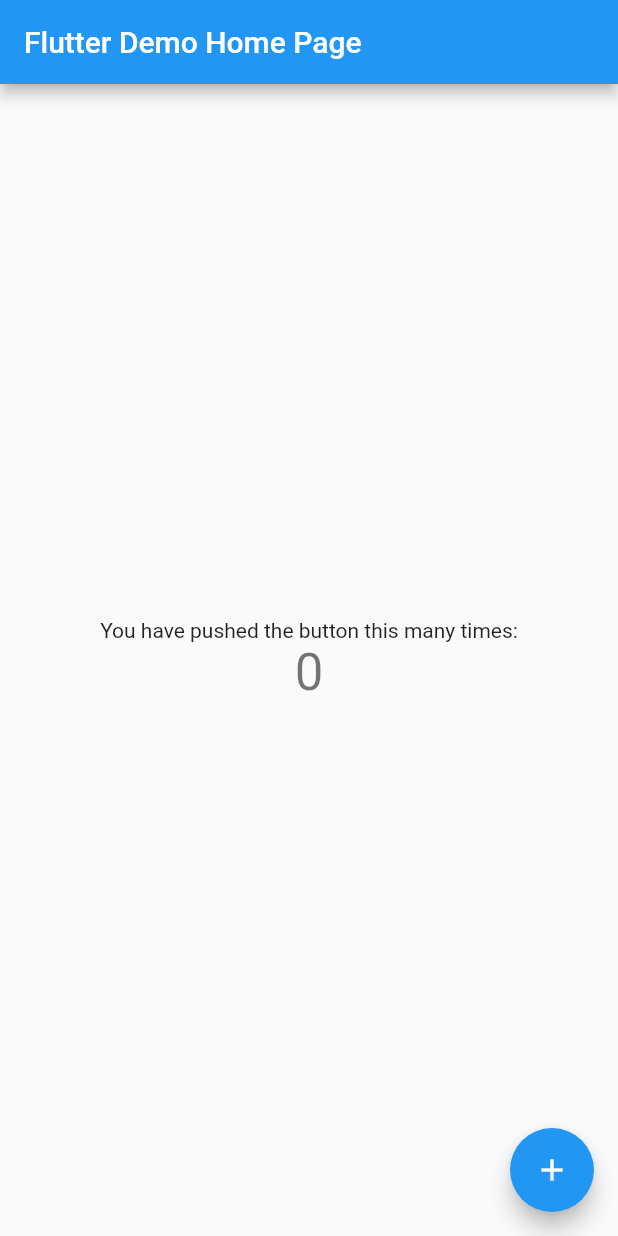
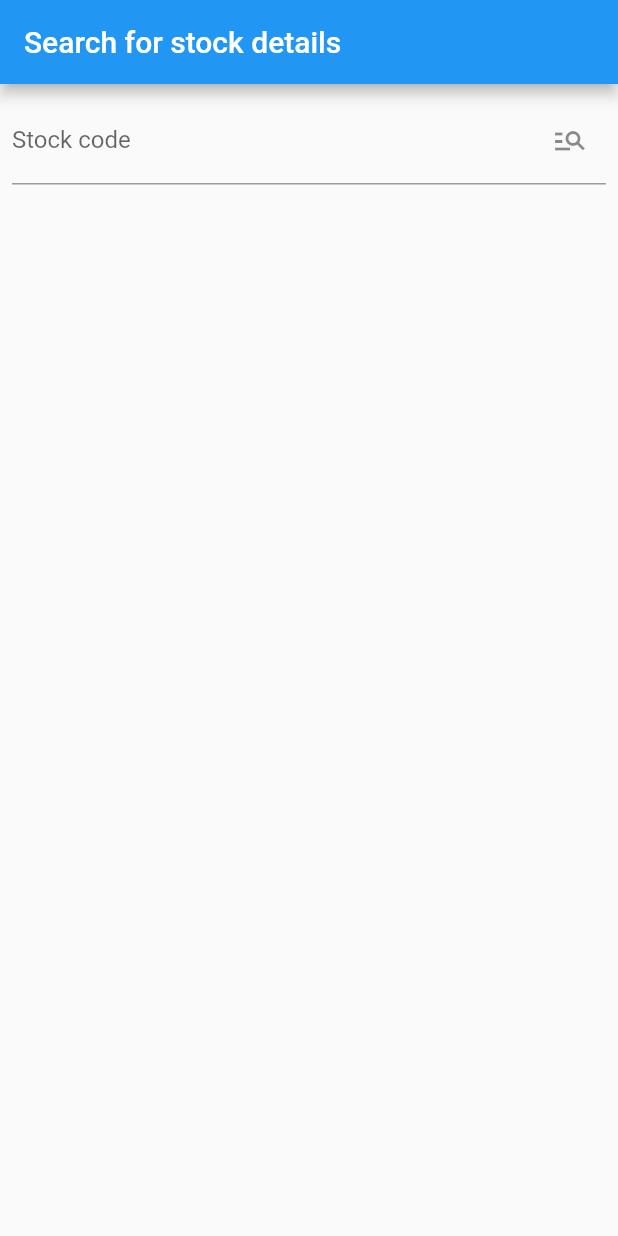
Before and after one commit to m4rc0s/stock_analysis_app, a Flutter app: the screen it shows after launch, on a phone screen of 412 x 824 dp. Run offline on Flutter 3.47's test engine with Material 2 defaults, Android fonts, the phone set to English and light mode, and no system bars; our stand-ins replace flutter_riverpod, freezed_annotation; missing offline and left inert: jsonrpc2.

Commit message:
feat: search stock by code
Main screen with input allowing user to seach stock short name by code

```diff
--- a/lib/main.dart
+++ b/lib/main.dart
@@ -1,6 +1,7 @@
 import 'package:flutter/material.dart';
 import 'package:flutter_riverpod/flutter_riverpod.dart';
 import 'package:stock_analysis_app/service/quote_stock_by_code.dart';
+import 'package:stock_analysis_app/service/quote_stock_by_code_provider.dart';
 
 void main() {
   runApp(const ProviderScope(child: MyApp()));
@@ -8,111 +9,84 @@
 
 class MyApp extends StatelessWidget {
   const MyApp({Key? key}) : super(key: key);
-
-  // This widget is the root of your application.
   @override
   Widget build(BuildContext context) {
     return MaterialApp(
-      title: 'Flutter Demo',
+      title: 'Stock Analysis',
       theme: ThemeData(
-        // This is the theme of your application.
-        //
-        // Try running your application with "flutter run". You'll see the
-        // application has a blue toolbar. Then, without quitting the app, try
-        // changing the primarySwatch below to Colors.green and then invoke
-        // "hot reload" (press "r" in the console where you ran "flutter run",
-        // or simply save your changes to "hot reload" in a Flutter IDE).
-        // Notice that the counter didn't reset back to zero; the application
-        // is not restarted.
         primarySwatch: Colors.blue,
       ),
-      home: const MyHomePage(title: 'Flutter Demo Home Page'),
+      home: MyHomePage(title: 'Search for stock details'),
     );
   }
 }
 
-class MyHomePage extends StatefulWidget {
-  const MyHomePage({Key? key, required this.title}) : super(key: key);
+final stockCodeProvider = StateProvider((ref) => "");
 
-  // This widget is the home page of your application. It is stateful, meaning
-  // that it has a State object (defined below) that contains fields that affect
-  // how it looks.
-
-  // This class is the configuration for the state. It holds the values (in this
-  // case the title) provided by the parent (in this case the App widget) and
-  // used by the build method of the State. Fields in a Widget subclass are
-  // always marked "final".
+class MyHomePage extends ConsumerWidget {
+  MyHomePage({Key? key, required this.title}) : super(key: key);
 
   final String title;
 
-  @override
-  State<MyHomePage> createState() => _MyHomePageState();
-}
-
-class _MyHomePageState extends State<MyHomePage> {
-  int _counter = 0;
-
-  void _incrementCounter() {
-    setState(() async {
-      // This call to setState tells the Flutter framework that something has
-      // changed in this State, which causes it to rerun the build method below
-      // so that the display can reflect the updated values. If we changed
-      // _counter without calling setState(), then the build method would not be
-      // called again, and so nothing would appear to happen.
-      var res = await QuoteStockByCode().execute("PETR4");
-      _counter++;
-    });
-  }
+  final _formKey = GlobalKey<FormFieldState>();
 
   @override
-  Widget build(BuildContext context) {
-    // This method is rerun every time setState is called, for instance as done
-    // by the _incrementCounter method above.
-    //
-    // The Flutter framework has been optimized to make rerunning build methods
-    // fast, so that you can just rebuild anything that needs updating rather
-    // than having to individually change instances of widgets.
+  Widget build(BuildContext context, WidgetRef ref) {
     return Scaffold(
       appBar: AppBar(
-        // Here we take the value from the MyHomePage object that was created by
-        // the App.build method, and use it to set our appbar title.
-        title: Text(widget.title),
+        title: Text(title),
       ),
-      body: Center(
-        // Center is a layout widget. It takes a single child and positions it
-        // in the middle of the parent.
-        child: Column(
-          // Column is also a layout widget. It takes a list of children and
-          // arranges them vertically. By default, it sizes itself to fit its
-          // children horizontally, and tries to be as tall as its parent.
-          //
-          // Invoke "debug painting" (press "p" in the console, choose the
-          // "Toggle Debug Paint" action from the Flutter Inspector in Android
-          // Studio, or the "Toggle Debug Paint" command in Visual Studio Code)
-          // to see the wireframe for each widget.
-          //
-          // Column has various properties to control how it sizes itself and
-          // how it positions its children. Here we use mainAxisAlignment to
-          // center the children vertically; the main axis here is the vertical
-          // axis because Columns are vertical (the cross axis would be
-          // horizontal).
-          mainAxisAlignment: MainAxisAlignment.center,
-          children: <Widget>[
-            const Text(
-              'You have pushed the button this many times:',
-            ),
-            Text(
-              '$_counter',
+      body: Column(
+        mainAxisAlignment: MainAxisAlignment.start,
+        children: <Widget>[
+          Padding(
+            padding: const EdgeInsets.all(8),
+            child: Column(
+                mainAxisAlignment: MainAxisAlignment.start,
+                children: <Widget>[
+                  Consumer(builder: (context, ref, _) {
+                    return TextFormField(
+                        key: _formKey,
+                        decoration: InputDecoration(
+                          suffixIcon: IconButton(
+                            icon: const Icon(Icons.manage_search),
+                            // ignore: avoid_print
+                            onPressed: () async {
+                              final code =
+                                  ref.watch(stockCodeProvider.state).state;
+                              final res =
+                                  await QuoteStockByCode().execute(code);
+                              ref
+                                  .read(stockQuoteDetailsProvider.notifier)
+                                  .setDetail(res);
+                            },
+                          ),
+                          hintText:
+                              'Type stock code like PETR4, WEGE4, MGLU3...',
+                          labelText: 'Stock code',
+                        ),
+                        onChanged: (value) {
+                          if (_formKey.currentState!.validate()) {
+                            ref.read(stockCodeProvider.state).state = value;
+                          }
+                        },
+                        validator: (text) {
+                          return text == null || text.isEmpty || text.length < 5
+                              ? 'Ivalid stock code.'
+                              : null;
+                        });
+                  })
+                ]),
+          ),
+          Consumer(builder: (context, ref, _) {
+            final something = ref.watch(stockQuoteDetailsProvider);
+            return Text(
+              something.shortName,
               style: Theme.of(context).textTheme.headline4,
-            ),
-          ],
-        ),
+            );
+          }),
+        ],
       ),
-      floatingActionButton: FloatingActionButton(
-        onPressed: _incrementCounter,
-        tooltip: 'Increment',
-        child: const Icon(Icons.add),
-      ), // This trailing comma makes auto-formatting nicer for build methods.
     );
   }
 }
--- a/lib/service/models/stock_quote_detail.dart
+++ b/lib/service/models/stock_quote_detail.dart
@@ -4,13 +4,13 @@
 part 'stock_quote_detail.freezed.dart';
 part 'stock_quote_detail.g.dart';
 
-@freezed
+@unfreezed
 class StockQuoteDetail with _$StockQuoteDetail {
-  const factory StockQuoteDetail({
+  factory StockQuoteDetail({
     required String symbol,
     required String shortName,
     required double regularMarketPrice,
-    required double twoHundredDayAverage,
+    double? twoHundredDayAverage,
   }) = _StockQuoteDetail;
 
   factory StockQuoteDetail.fromJson(Map<String, Object?> json) =>
--- a/lib/service/quote_stock_by_code.dart
+++ b/lib/service/quote_stock_by_code.dart
@@ -1,10 +1,10 @@
-import 'package:stock_analysis_app/infrastructure/http_server_proxy.dart';
-
 import 'package:stock_analysis_app/infrastructure/stock_analysis_client.dart';
 import 'package:stock_analysis_app/service/models/quote_stock_by_code_response.dart';
 
+import 'models/stock_quote_detail.dart';
+
 class QuoteStockByCode {
-  execute(String code) async {
+  Future<StockQuoteDetail> execute(String code) async {
     var json = await StockAnalysisClient().quoteStockByCode(code);
     var quoteStockByCodeResponse = QuoteStockByCodeResponse.fromJson(json);
 
--- /dev/null
+++ b/lib/service/quote_stock_by_code_provider.dart
@@ -0,0 +1,21 @@
+import 'package:flutter_riverpod/flutter_riverpod.dart';
+import 'package:stock_analysis_app/infrastructure/stock_analysis_client.dart';
+import 'package:stock_analysis_app/service/models/stock_quote_detail.dart';
+
+class QuoteStockByCodeNotifier extends StateNotifier<StockQuoteDetail> {
+  QuoteStockByCodeNotifier()
+      : super(StockQuoteDetail(
+            symbol: '',
+            shortName: '',
+            regularMarketPrice: 0.0,
+            twoHundredDayAverage: 0.0));
+
+  setDetail(StockQuoteDetail detail) {
+    state = detail;
+  }
+}
+
+final stockQuoteDetailsProvider =
+    StateNotifierProvider<QuoteStockByCodeNotifier, StockQuoteDetail>((ref) {
+  return QuoteStockByCodeNotifier();
+});
```
Also changed, not shown: lib/screens/search_stocks_screen.dart (added, +14 -0 lines), lib/service/models/stock_quote_detail.freezed.dart, lib/service/models/stock_quote_detail.g.dart.
